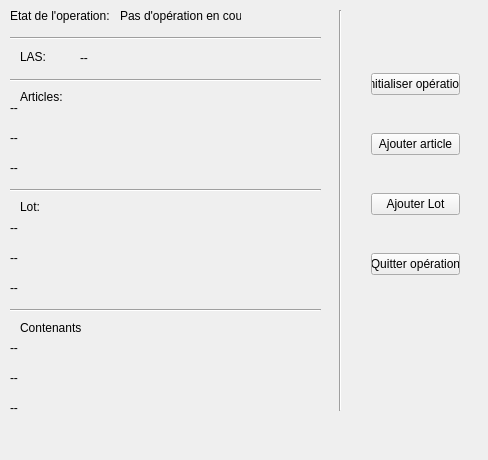
Before: the Qt Designer form f_principale.ui in expansia/PEAO, drawn with Qt 5.
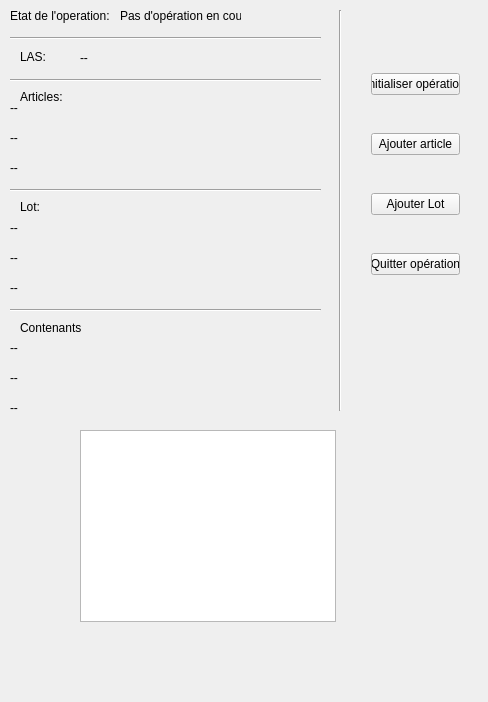
After: the same form once the commit is applied.

The edit to the form file:
```diff
--- a/f_principale.ui
+++ b/f_principale.ui
@@ -7,7 +7,7 @@
     <x>0</x>
     <y>0</y>
     <width>488</width>
-    <height>460</height>
+    <height>702</height>
    </rect>
   </property>
   <property name="windowTitle">
@@ -327,6 +327,16 @@
      <string>--</string>
     </property>
    </widget>
+   <widget class="QTreeView" name="tvLAS">
+    <property name="geometry">
+     <rect>
+      <x>80</x>
+      <y>430</y>
+      <width>256</width>
+      <height>192</height>
+     </rect>
+    </property>
+   </widget>
    <zorder>layoutWidget</zorder>
    <zorder>lbOperationEnCours</zorder>
    <zorder>infoLAS</zorder>
```
Left out of the diff: 1 changed line with no effect on the pictures.
